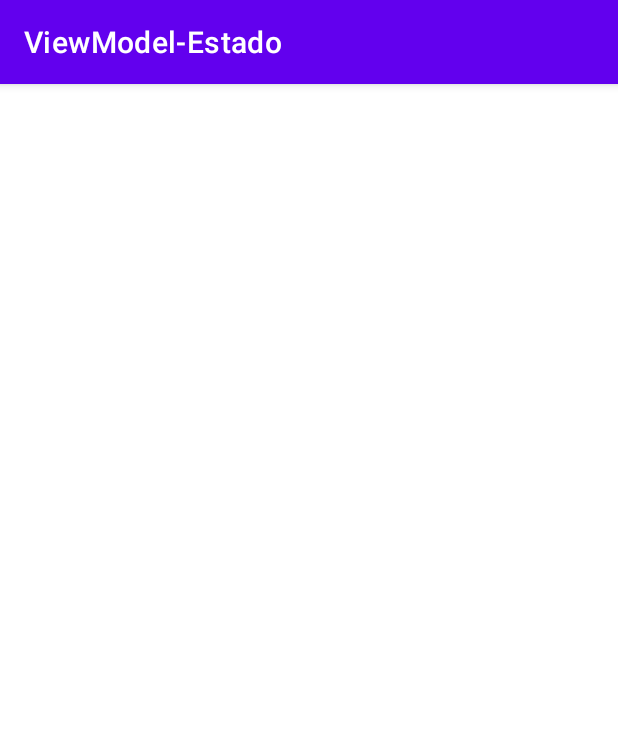
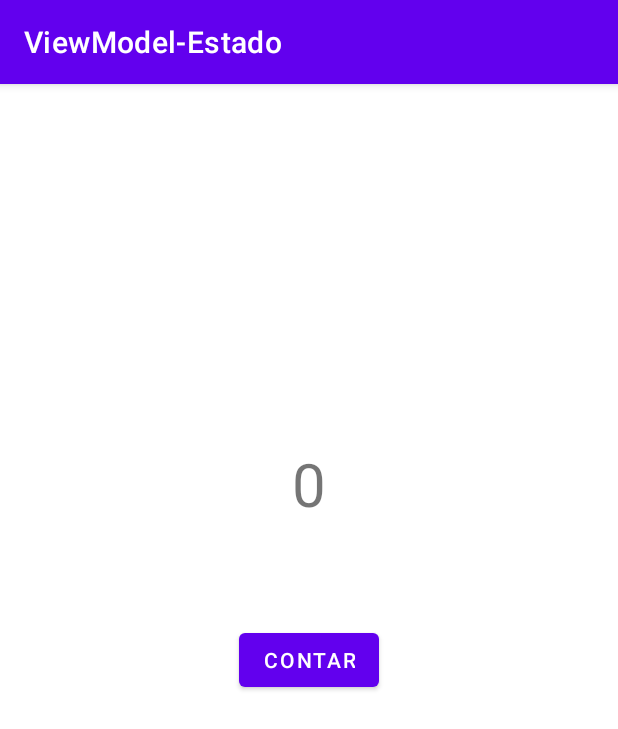
Before and after one commit to avidaldo/android-basic-mvvm, an Android app: the screen it shows after launch (MainActivity), on a phone screen of 412 x 824 dp. Shown: the top 729 px of the screen. Run offline under Robolectric (Android 15) with nearby library versions, the phone set to English and light mode, and no system bars.

Commit message:
Contador que pierde estado en fragment con navegación

```diff
--- a/ViewModelEstado/app/build.gradle
+++ b/ViewModelEstado/app/build.gradle
@@ -40,7 +40,10 @@ dependencies {
     implementation 'androidx.appcompat:appcompat:1.4.1'
     implementation 'com.google.android.material:material:1.5.0'
     implementation 'androidx.constraintlayout:constraintlayout:2.1.3'
+    implementation 'androidx.legacy:legacy-support-v4:1.0.0'
     testImplementation 'junit:junit:4.13.2'
     androidTestImplementation 'androidx.test.ext:junit:1.1.3'
     androidTestImplementation 'androidx.test.espresso:espresso-core:3.4.0'
+
+    implementation 'androidx.navigation:navigation-fragment:2.4.1'
 }
--- /dev/null
+++ b/ViewModelEstado/app/src/main/java/com/avidaldo/viewmodel_estado/MainFragment.kt
@@ -0,0 +1,46 @@
+package com.avidaldo.viewmodel_estado
+
+import android.os.Bundle
+import androidx.fragment.app.Fragment
+import android.view.LayoutInflater
+import android.view.View
+import android.view.ViewGroup
+import com.avidaldo.viewmodel_estado.databinding.FragmentMainBinding
+
+
+
+/** Fragment que pierde su estado (se destruye y se crea de nuevo) ante cambios
+ * de configuración (giro de pantalla, cambio de lenguaje, etc...  */
+
+
+class MainFragment : Fragment() {
+    private var _binding: FragmentMainBinding? = null
+    private val binding get() = _binding!!
+
+    private var cuenta = 0
+
+    override fun onCreateView(
+            inflater: LayoutInflater,
+            container: ViewGroup?,
+            savedInstanceState: Bundle?
+    ): View {
+        _binding = FragmentMainBinding.inflate(inflater, container, false)
+        return binding.root
+    }
+
+    override fun onDestroyView() {
+        super.onDestroyView()
+        _binding = null
+    }
+
+
+
+    override fun onViewCreated(view: View, savedInstanceState: Bundle?) {
+        super.onViewCreated(view, savedInstanceState)
+
+        binding.button.setOnClickListener {
+            binding.tvCuenta.text = (++cuenta).toString()
+        }
+
+    }
+}
--- a/ViewModelEstado/app/src/main/res/layout/activity_main.xml
+++ b/ViewModelEstado/app/src/main/res/layout/activity_main.xml
@@ -1,32 +1,10 @@
 <?xml version="1.0" encoding="utf-8"?>
-<androidx.constraintlayout.widget.ConstraintLayout xmlns:android="http://schemas.android.com/apk/res/android"
+<androidx.fragment.app.FragmentContainerView
+    xmlns:android="http://schemas.android.com/apk/res/android"
     xmlns:app="http://schemas.android.com/apk/res-auto"
-    xmlns:tools="http://schemas.android.com/tools"
+    android:id="@+id/fragmentContainerView"
+    android:name="androidx.navigation.fragment.NavHostFragment"
     android:layout_width="match_parent"
     android:layout_height="match_parent"
-    android:paddingVertical="40dp"
-    tools:context=".MainActivity">
-
-    <TextView
-        android:id="@+id/tv_cuenta"
-        android:layout_width="wrap_content"
-        android:layout_height="wrap_content"
-        android:text="0"
-        android:textSize="40sp"
-        app:layout_constraintBottom_toTopOf="@id/button"
-        app:layout_constraintLeft_toLeftOf="parent"
-        app:layout_constraintRight_toRightOf="parent"
-        app:layout_constraintTop_toTopOf="parent"
-        app:layout_constraintVertical_bias="0.75" />
-
-    <Button
-        android:id="@+id/button"
-        android:layout_width="wrap_content"
-        android:layout_height="wrap_content"
-        android:text="Contar"
-        app:layout_constraintBottom_toBottomOf="parent"
-        app:layout_constraintEnd_toEndOf="parent"
-        app:layout_constraintStart_toStartOf="parent"
-        app:layout_constraintTop_toTopOf="parent" />
-
-</androidx.constraintlayout.widget.ConstraintLayout>
+    app:defaultNavHost="true"
+    app:navGraph="@navigation/nav_graph" />
--- /dev/null
+++ b/ViewModelEstado/app/src/main/res/layout/fragment_main.xml
@@ -0,0 +1,31 @@
+<?xml version="1.0" encoding="utf-8"?>
+<androidx.constraintlayout.widget.ConstraintLayout xmlns:android="http://schemas.android.com/apk/res/android"
+    xmlns:app="http://schemas.android.com/apk/res-auto"
+    xmlns:tools="http://schemas.android.com/tools"
+    android:layout_width="match_parent"
+    android:layout_height="match_parent"
+    android:paddingVertical="40dp">
+
+    <TextView
+        android:id="@+id/tv_cuenta"
+        android:layout_width="wrap_content"
+        android:layout_height="wrap_content"
+        android:text="0"
+        android:textSize="40sp"
+        app:layout_constraintBottom_toTopOf="@id/button"
+        app:layout_constraintLeft_toLeftOf="parent"
+        app:layout_constraintRight_toRightOf="parent"
+        app:layout_constraintTop_toTopOf="parent"
+        app:layout_constraintVertical_bias="0.75" />
+
+    <Button
+        android:id="@+id/button"
+        android:layout_width="wrap_content"
+        android:layout_height="wrap_content"
+        android:text="Contar"
+        app:layout_constraintBottom_toBottomOf="parent"
+        app:layout_constraintEnd_toEndOf="parent"
+        app:layout_constraintStart_toStartOf="parent"
+        app:layout_constraintTop_toTopOf="parent" />
+
+</androidx.constraintlayout.widget.ConstraintLayout>
--- /dev/null
+++ b/ViewModelEstado/app/src/main/res/navigation/nav_graph.xml
@@ -0,0 +1,11 @@
+<?xml version="1.0" encoding="utf-8"?>
+<navigation xmlns:android="http://schemas.android.com/apk/res/android"
+    xmlns:app="http://schemas.android.com/apk/res-auto"
+    android:id="@+id/nav_graph"
+    app:startDestination="@id/mainFragment">
+
+    <fragment
+        android:id="@+id/mainFragment"
+        android:name="com.avidaldo.viewmodel_estado.MainFragment"
+        android:label="MainFragment" />
+</navigation>
--- a/ViewModelEstado/app/src/main/res/values/strings.xml
+++ b/ViewModelEstado/app/src/main/res/values/strings.xml
@@ -1,3 +1,5 @@
 <resources>
     <string name="app_name">ViewModel-Estado</string>
+    <!-- TODO: Remove or change this placeholder text -->
+    <string name="hello_blank_fragment">Hello blank fragment</string>
 </resources>
--- a/ViewModelEstado/build.gradle
+++ b/ViewModelEstado/build.gradle
@@ -1,7 +1,7 @@
 // Top-level build file where you can add configuration options common to all sub-projects/modules.
 plugins {
-    id 'com.android.application' version '7.1.1' apply false
-    id 'com.android.library' version '7.1.1' apply false
+    id 'com.android.application' version '7.1.2' apply false
+    id 'com.android.library' version '7.1.2' apply false
     id 'org.jetbrains.kotlin.android' version '1.6.10' apply false
 }
 
```
Also changed, not shown: ViewModelEstado/app/src/main/java/com/avidaldo/viewmodel_estado/MainActivity.kt (+0 -9 lines).
